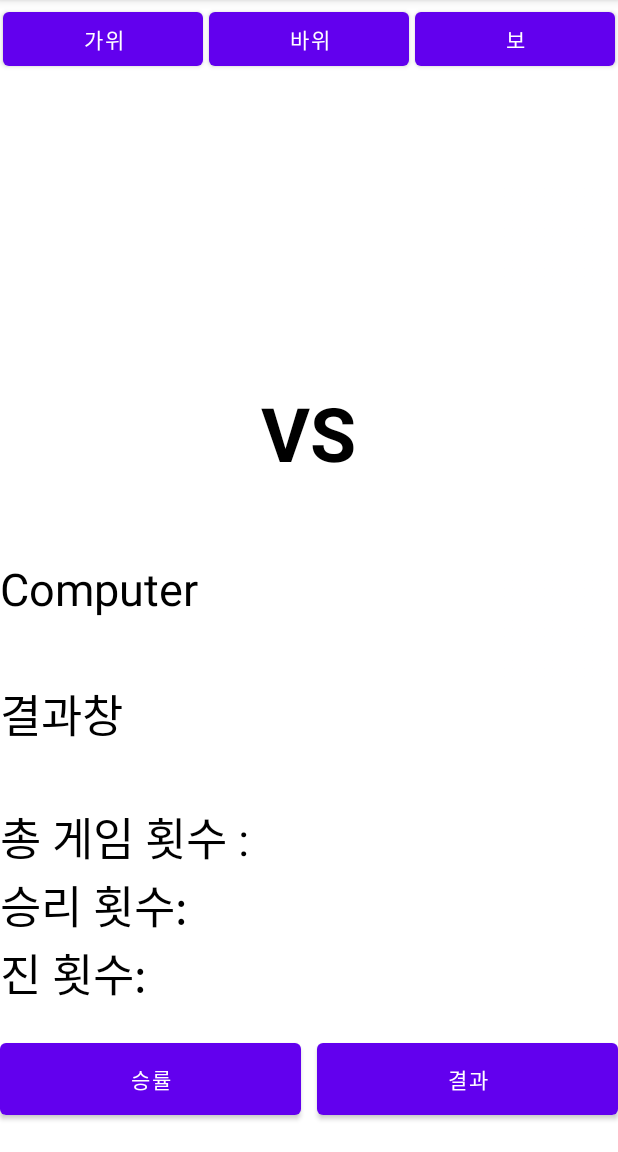
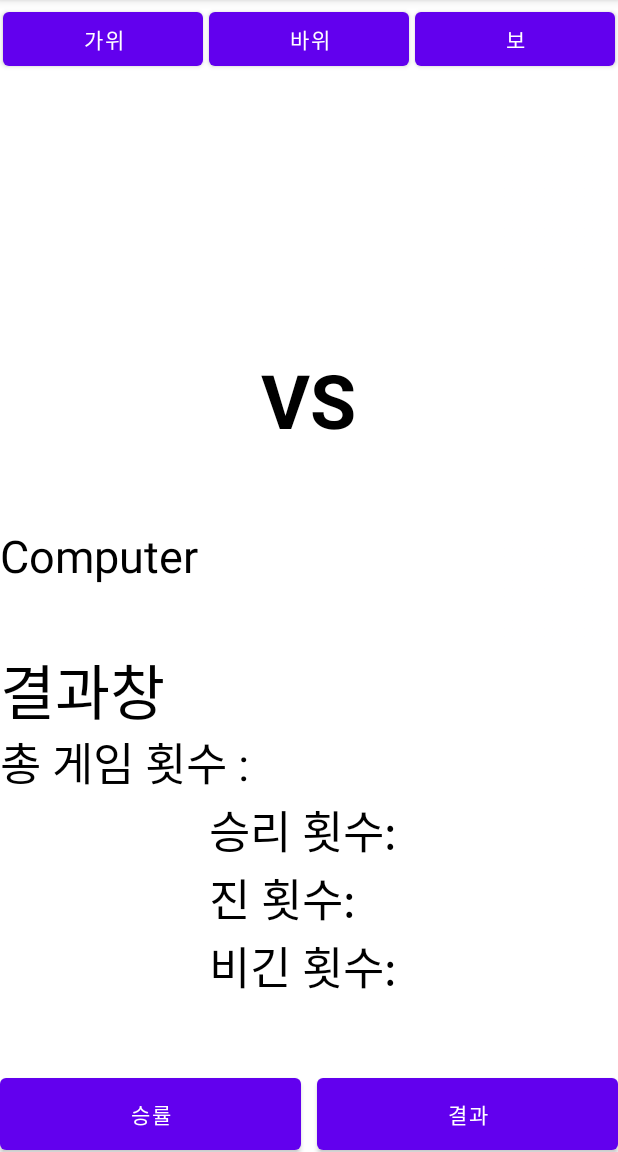
Before and after one commit to tkdgml822/School_Android, an Android app: the MainActivity screen opened directly, with no data from a screen before it, on a phone screen of 412 x 824 dp, the part 84-1236 px from its top. Run offline under Robolectric (Android 15) with nearby library versions, the phone set to English and light mode, and no system bars.

Commit message:
비긴 회수 레이아웃 추가 및 구현

```diff
--- a/app/src/main/java/com/cookandroid/rockpaperscissors/MainActivity.java
+++ b/app/src/main/java/com/cookandroid/rockpaperscissors/MainActivity.java
@@ -18,14 +18,14 @@ import java.util.Random;
 public class MainActivity extends AppCompatActivity {
     static float winRate;
     Button scissorsButton, rockButton, paperButton, winRateButton, resultButton;
-    TextView playerText, computerText, resultWindow, playerName, totalCount, winsCountText, loseCountText;
+    TextView playerText, computerText, resultWindow, playerName, totalCount, winsCountText, loseCountText, drawCountText;
     Dialog winRateDialog;
 
     ImageView imageView;
     int winCount = 0; // 승리 횟수
     int lossCount = 0; // 진 횟수
     int totalGameCount = 0; // 총 게임 횟수
-    int drawCount = 0;
+    int drawCount = 0; // 비긴 횟수
 
     @Override
     protected void onCreate(Bundle savedInstanceState) {
@@ -43,6 +43,7 @@ public class MainActivity extends AppCompatActivity {
         totalCount = findViewById(R.id.total_game_count);
         winsCountText = findViewById(R.id.win_count);
         loseCountText = findViewById(R.id.lose_count);
+        drawCountText = findViewById(R.id.draw_count);
 
         winRateButton = findViewById(R.id.win_rate);
         resultButton = findViewById(R.id.result);
@@ -121,7 +122,6 @@ public class MainActivity extends AppCompatActivity {
             // 사용자가 가위를 냈을 때
             case 1:
                 if (randomNumber == 2) {
-                    winCount++;
                     return 0;
                 }
                 else if (randomNumber == 3) {
@@ -137,7 +137,6 @@ public class MainActivity extends AppCompatActivity {
                     return 1;
                 }
                 else if (randomNumber == 3) {
-                    winCount++;
                     return 0;
                 }
                 else {
@@ -146,7 +145,6 @@ public class MainActivity extends AppCompatActivity {
             // 사용자가 보를 냈을 때
             case 3:
                 if (randomNumber == 1) {
-                    winCount++;
                     return 0;
                 }
                 else if (randomNumber == 2) {
@@ -169,6 +167,7 @@ public class MainActivity extends AppCompatActivity {
             resultWindow.setText("졌습니다");
         }
         else if (num == 1) {
+            winCount++;
             totalCount.setText("총 게임 횟수 :" + totalGameCount);
             winsCountText.setText("승리 횟수 : " + winCount);
             resultWindow.setText("이겼습니다");
@@ -176,6 +175,7 @@ public class MainActivity extends AppCompatActivity {
         else {
             drawCount++;
             totalCount.setText("총 게임 횟수 :" + totalGameCount);
+            drawCountText.setText("비긴 횟수 : " + drawCount);
             resultWindow.setText("비겼습니다");
         }
     }
--- a/app/src/main/res/layout/activity_main.xml
+++ b/app/src/main/res/layout/activity_main.xml
@@ -46,7 +46,6 @@
 
         <!--  몸 통   -->
         <LinearLayout
-            android:layout_weight="0.02"
             android:layout_width="match_parent"
             android:layout_height="wrap_content"
             android:layout_gravity="center"
@@ -132,12 +131,10 @@
             <TextView
                 android:id="@+id/result_window"
                 android:layout_width="match_parent"
-                android:layout_height="wrap_content"
-                android:layout_weight="1"
+                android:layout_height="55dp"
                 android:text="결과창"
                 android:textColor="@color/black"
-                android:textSize="30sp"
-                tools:ignore="NestedWeights" />
+                android:textSize="40sp" />
 
             <LinearLayout
                 android:layout_width="match_parent"
@@ -153,6 +150,12 @@
                     android:textColor="@color/black"
                     android:textSize="30sp" />
 
+                <LinearLayout
+                    android:layout_width="wrap_content"
+                    android:layout_height="wrap_content"
+                    android:orientation="vertical"
+                    android:layout_gravity="center">
+
                     <TextView
                         android:id="@+id/win_count"
                         android:layout_width="match_parent"
@@ -167,38 +170,48 @@
                         android:layout_height="wrap_content"
                         android:text="진 횟수: "
                         android:textColor="@color/black"
-                    android:textSize="30sp" />
+                        android:textSize="30sp"
+                        />
+
+                    <TextView
+                        android:id="@+id/draw_count"
+                        android:layout_width="match_parent"
+                        android:layout_height="wrap_content"
+                        android:text="비긴 횟수: "
+                        android:textColor="@color/black"
+                        android:textSize="30sp"
+                        />
+
+                </LinearLayout>
+            </LinearLayout>
+
 
             </LinearLayout>
 
         <LinearLayout
             android:layout_width="match_parent"
-                android:layout_height="wrap_content"
-                android:orientation="horizontal"
+            android:layout_height="0dp"
             android:layout_weight="1"
-                android:gravity="center">
+            android:gravity="center"
+            android:orientation="horizontal">
 
             <Button
                 android:id="@+id/win_rate"
-                    android:text="승률"
                 android:layout_width="wrap_content"
                 android:layout_height="60dp"
+                android:layout_marginEnd="5sp"
                 android:layout_weight="1"
-                    android:layout_marginEnd="5sp" />
+                android:text="승률" />
 
             <Button
                 android:id="@+id/result"
-                    android:text="결과"
                 android:layout_width="wrap_content"
                 android:layout_height="60dp"
+                android:layout_marginStart="5dp"
                 android:layout_weight="1"
-                    android:layout_marginStart="5dp"/>
+                android:text="결과" />
         </LinearLayout>
 
     </LinearLayout>
 
-
 </LinearLayout>
-
-
-</LinearLayout>
```
Lines whose indentation alone changed are shown as unchanged.
